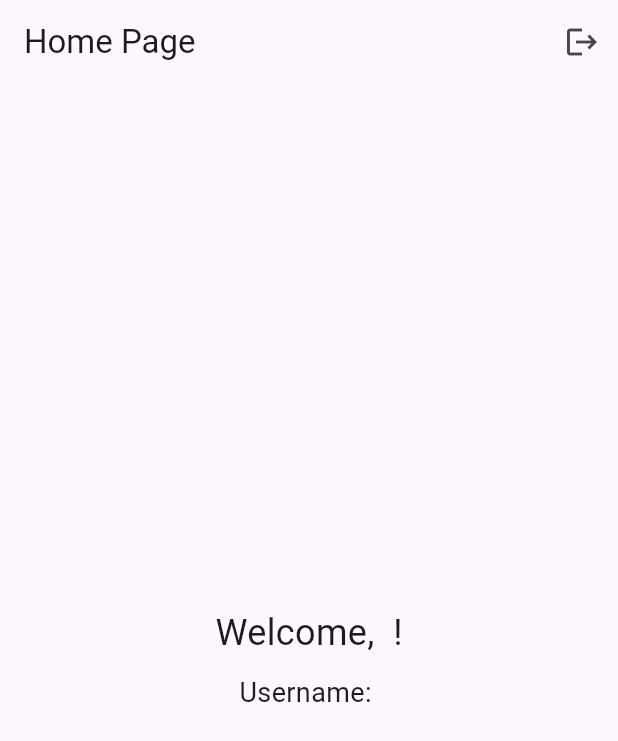
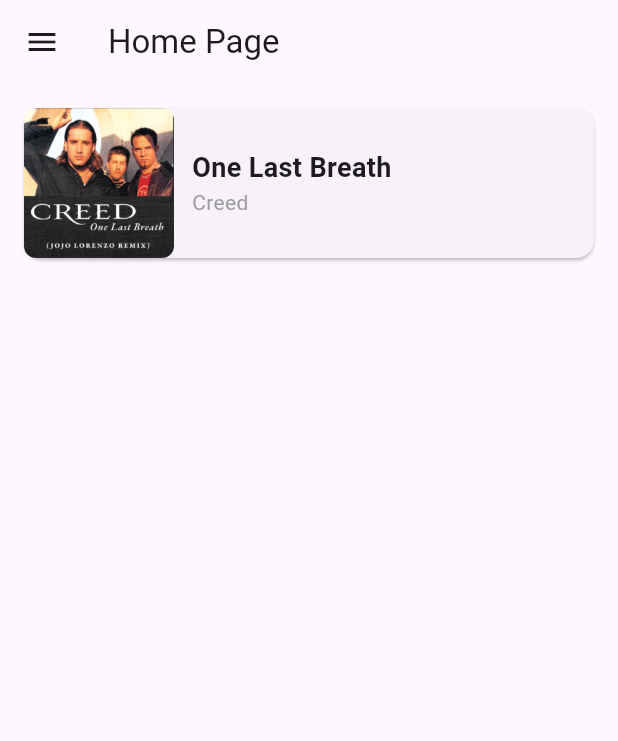
Before and after one commit to JObillo/music_app_with_login, a Flutter app: the HomePage screen opened directly, on a phone screen of 412 x 824 dp. Shown: the top 741 px of the screen. Run offline on Flutter 3.47's test engine with Material 3 defaults, Android fonts, the phone set to English and light mode, and no system bars; our stand-ins replace audioplayers, device_preview, firebase_auth, firebase_core; accounts and stored records are empty.

Commit message:
add the song

```diff
--- a/lib/home.dart
+++ /dev/null
@@ -1,79 +0,0 @@
-import 'package:flutter/material.dart';
-import 'package:firebase_auth/firebase_auth.dart';
-
-class HomePage extends StatefulWidget {
-  const HomePage({super.key});
-
-  @override
-  State<HomePage> createState() => _HomePageState();
-}
-
-class _HomePageState extends State<HomePage> {
-  late User? user;
-  String firstName = '';
-  String lastName = '';
-  String usernameOrEmail = '';
-
-  @override
-  void initState() {
-    super.initState();
-    user = FirebaseAuth.instance.currentUser;
-
-    // Get full name from displayName
-    final fullName = user?.displayName ?? 'No Name';
-    if (fullName.contains(' ')) {
-      final parts = fullName.split(' ');
-      firstName = parts[0];
-      lastName = parts.sublist(1).join(' ');
-    } else {
-      firstName = fullName;
-      lastName = '';
-    }
-
-    // Extract username or use actual email
-    final email = user?.email ?? '';
-    if (email.endsWith('@example.com')) {
-      // If fake email (from username), remove the domain
-      usernameOrEmail = email.split('@')[0];
-    } else {
-      // Use actual email
-      usernameOrEmail = email;
-    }
-  }
-
-  Future<void> logout() async {
-    await FirebaseAuth.instance.signOut();
-    if (!mounted) return; // ✅ check if widget is still in tree
-    Navigator.pushReplacementNamed(context, '/login');
-  }
-
-  @override
-  Widget build(BuildContext context) {
-    return Scaffold(
-      appBar: AppBar(
-        title: const Text('Home Page'),
-        actions: [
-          IconButton(icon: const Icon(Icons.logout), onPressed: logout),
-        ],
-      ),
-      body: Center(
-        child: Column(
-          mainAxisAlignment: MainAxisAlignment.center,
-          children: [
-            Text(
-              'Welcome, $firstName $lastName!',
-              style: const TextStyle(fontSize: 24),
-            ),
-            const SizedBox(height: 10),
-            Text(
-              usernameOrEmail.contains('@')
-                  ? 'Email: $usernameOrEmail'
-                  : 'Username: $usernameOrEmail',
-              style: const TextStyle(fontSize: 18),
-            ),
-          ],
-        ),
-      ),
-    );
-  }
-}
--- /dev/null
+++ b/lib/models/song.dart
@@ -0,0 +1,15 @@
+class Song {
+  final String title;
+  final String artist;
+  final String imageUrl;
+  final String audioUrl;
+  final String lyrics;
+
+  Song({
+    required this.title,
+    required this.artist,
+    required this.imageUrl,
+    required this.audioUrl,
+    required this.lyrics,
+  });
+}
--- /dev/null
+++ b/lib/navigation/home_page.dart
@@ -0,0 +1,131 @@
+import 'package:flutter/material.dart';
+import 'package:firebase_auth/firebase_auth.dart';
+import '../widgets/app_drawer.dart';
+import '../navigation/lyrics_page.dart';
+import '../navigation/song_data.dart'; // contains 'songs' list
+
+class HomePage extends StatefulWidget {
+  const HomePage({super.key});
+
+  @override
+  State<HomePage> createState() => _HomePageState();
+}
+
+class _HomePageState extends State<HomePage> {
+  late User? user;
+  String firstName = '';
+  String lastName = '';
+  String usernameOrEmail = '';
+
+  @override
+  void initState() {
+    super.initState();
+    user = FirebaseAuth.instance.currentUser;
+
+    final fullName = user?.displayName ?? 'No Name';
+    if (fullName.contains(' ')) {
+      final parts = fullName.split(' ');
+      firstName = parts[0];
+      lastName = parts.sublist(1).join(' ');
+    } else {
+      firstName = fullName;
+      lastName = '';
+    }
+
+    final email = user?.email ?? '';
+    if (email.endsWith('@example.com')) {
+      usernameOrEmail = email.split('@')[0];
+    } else {
+      usernameOrEmail = email;
+    }
+  }
+
+  Future<void> logout() async {
+    await FirebaseAuth.instance.signOut();
+    if (!mounted) return;
+    Navigator.pushReplacementNamed(context, '/login');
+  }
+
+  @override
+  Widget build(BuildContext context) {
+    return Scaffold(
+      appBar: AppBar(
+        title: const Text('Home Page'),
+        leading: Builder(
+          builder: (context) => IconButton(
+            icon: const Icon(Icons.menu),
+            onPressed: () => Scaffold.of(context).openDrawer(),
+          ),
+        ),
+      ),
+      drawer: AppDrawer(
+        firstName: firstName,
+        lastName: lastName,
+        usernameOrEmail: usernameOrEmail,
+        onLogout: logout,
+      ),
+      body: ListView.builder(
+        padding: const EdgeInsets.all(16),
+        itemCount: songs.length,
+        itemBuilder: (context, index) {
+          final song = songs[index];
+          return InkWell(
+            onTap: () {
+              Navigator.push(
+                context,
+                MaterialPageRoute(builder: (_) => LyricsPage(song: song)),
+              );
+            },
+            child: Card(
+              margin: const EdgeInsets.only(bottom: 14),
+              child: Row(
+                children: [
+                  ClipRRect(
+                    borderRadius: BorderRadius.circular(8),
+                    child: Image.asset(
+                      'assets/images/${song.imageUrl}',
+                      width: 100,
+                      height: 100,
+                      fit: BoxFit.cover,
+                      errorBuilder: (context, error, stackTrace) => Container(
+                        width: 100,
+                        height: 100,
+                        color: Colors.grey,
+                        child: const Icon(
+                          Icons.music_note,
+                          color: Colors.white,
+                        ),
+                      ),
+                    ),
+                  ),
+                  const SizedBox(width: 12),
+                  Expanded(
+                    child: Column(
+                      crossAxisAlignment: CrossAxisAlignment.start,
+                      children: [
+                        Text(
+                          song.title,
+                          style: const TextStyle(
+                            fontSize: 18,
+                            fontWeight: FontWeight.bold,
+                          ),
+                        ),
+                        Text(
+                          song.artist,
+                          style: const TextStyle(
+                            fontSize: 14,
+                            color: Colors.grey,
+                          ),
+                        ),
+                      ],
+                    ),
+                  ),
+                ],
+              ),
+            ),
+          );
+        },
+      ),
+    );
+  }
+}
--- /dev/null
+++ b/lib/navigation/song_data.dart
@@ -0,0 +1,15 @@
+import '../models/song.dart';
+
+final List<Song> songs = [
+  Song(
+    title: 'One Last Breath', // Replace with your real song title
+    artist: 'Creed', // Replace with artist name
+    imageUrl: 'one.png', // Image inside assets/images/
+    audioUrl: 'one.mp3', // Audio inside assets/songs/
+    lyrics: '''
+I found a love for me
+Darling, just dive right in...
+(Replace with your real lyrics)
+    ''',
+  ),
+];
--- a/pubspec.yaml
+++ b/pubspec.yaml
@@ -37,6 +37,7 @@
   firebase_core: ^4.2.1
   firebase_auth: ^6.1.2
   device_preview: ^1.3.1
+  audioplayers: ^6.5.1
 
 dev_dependencies:
   flutter_test:
@@ -61,7 +62,9 @@
   uses-material-design: true
 
   # To add assets to your application, add an assets section, like this:
-  # assets:
+  assets:
+    - assets/songs/
+    - assets/images/
   #   - images/a_dot_burr.jpeg
   #   - images/a_dot_ham.jpeg
 
```
Also changed, not shown: lib/login.dart (+7 -18 lines), lib/main.dart (+23 -3 lines), lib/navigation/lyrics_page.dart (added, +139 -0 lines), lib/widgets/app_drawer.dart (added, +81 -0 lines), assets/images/one.png (added), pubspec.lock, 6 other files.
